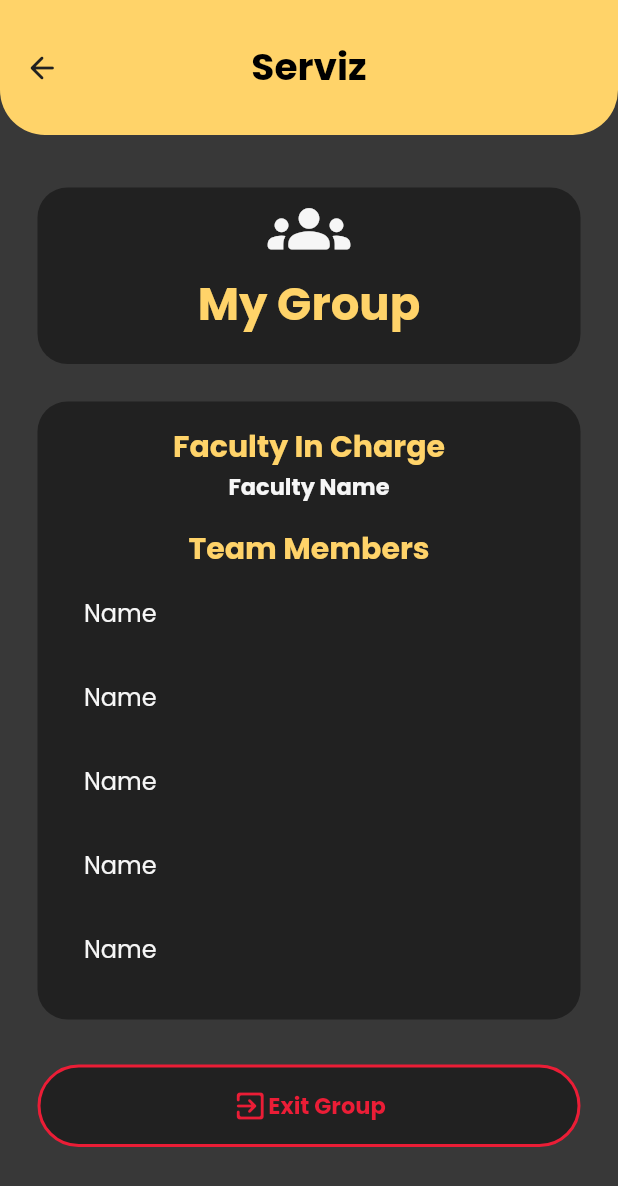
After one commit to jesi318/serviz-old, a Flutter app: the MyGroupForm screen opened by its route, on a phone screen of 412 x 824 dp. The commit adds this screen. Shown: the top 1186 px of the screen. Run offline on Flutter 3.47's test engine with Material 2 defaults, Android fonts, the phone set to English and light mode, and no system bars; drawn by our look-alikes of flutter_bounce; our stand-ins replace dotted_border, file_picker, firebase_core, get, google_fonts, percent_indicator; accounts and stored records are empty.

Commit message:
my group page created and route specified

```diff
--- a/lib/main.dart
+++ b/lib/main.dart
@@ -21,7 +21,7 @@ class MyApp extends StatelessWidget {
     return GetMaterialApp(
       debugShowCheckedModeBanner: false,
       title: 'serviz',
-      initialRoute: '/signup',
+      initialRoute: '/createjoingroup',
       getPages: appRoutes(),
     );
   }
--- a/lib/routes.dart
+++ b/lib/routes.dart
@@ -4,6 +4,7 @@ import 'package:serviz/screens/join_group_form.dart';
 import 'package:serviz/screens/create_join_group.dart';
 import 'package:serviz/screens/homepg.dart';
 import 'package:serviz/screens/login.dart';
+import 'package:serviz/screens/my_group_form.dart';
 import 'package:serviz/screens/week_form.dart';
 import 'package:serviz/screens/welcome_screen.dart';
 import 'screens/signup.dart';
@@ -23,6 +24,8 @@ appRoutes() => [
       GetPage(name: '/weekform', page: () => UploadWeekForm()),
       GetPage(name: '/login', page: () => LoginPage()),
       GetPage(name: '/signup', page: () => SignUpPage()),
+      GetPage(name: '/mygroupform', page: () => MyGroupForm()),
+
     ];
 
 class MyMiddelware extends GetMiddleware {
--- a/lib/screens/homepg.dart
+++ b/lib/screens/homepg.dart
@@ -49,9 +49,9 @@ class _HomePageState extends State<HomePage> {
                     controller: _controller,
                     physics: BouncingScrollPhysics(),
                     reverse: true,
-                    itemCount: 57,
+                    itemCount: 15,
                     itemBuilder: (context, index) {
-                      return WidgetCard(week: "Week" + '${index + 1}');
+                      return WidgetCard(week: "Week " + '${index + 1}');
                     }))
           ],
         ));
--- /dev/null
+++ b/lib/screens/my_group_form.dart
@@ -0,0 +1,163 @@
+import 'package:flutter/material.dart';
+import 'package:google_fonts/google_fonts.dart';
+import 'package:serviz/utils/colors.dart';
+import 'package:serviz/widgets/appbar.dart';
+import 'package:get/get.dart';
+import 'package:flutter_bounce/flutter_bounce.dart';
+
+class MyGroupForm extends StatefulWidget {
+  const MyGroupForm({super.key});
+
+  @override
+  State<MyGroupForm> createState() => _MyGroupFormState();
+}
+
+class _MyGroupFormState extends State<MyGroupForm> {
+  @override
+  Widget build(BuildContext context) {
+    return Scaffold(
+      backgroundColor: AppColors.grey_background,
+      appBar: MyBackAppBar(),
+      body: Column(
+        mainAxisAlignment: MainAxisAlignment.start,
+        crossAxisAlignment: CrossAxisAlignment.center,
+        children: [
+          SizedBox(
+            height: 20,
+          ),
+          Row(
+            mainAxisAlignment: MainAxisAlignment.center,
+            children: [
+              Padding(
+                padding: const EdgeInsets.all(15),
+                child: Container(
+                  height: MediaQuery.of(context).size.height * 1 / 7,
+                  width: MediaQuery.of(context).size.width - 50,
+                  decoration: BoxDecoration(
+                      color: AppColors.black_background,
+                      borderRadius: BorderRadius.circular(20)),
+                  child: Column(
+                    children: [
+                      Icon(
+                        Icons.groups_rounded,
+                        color: AppColors.white_text,
+                        size: 55,
+                      ),
+                      Text(
+                        'My Group',
+                        style: GoogleFonts.poppins(
+                            fontWeight: FontWeight.bold,
+                            fontSize: 30,
+                            color: AppColors.yellow_accent),
+                      )
+                    ],
+                  ),
+                ),
+              ),
+            ],
+          ),
+          Row(
+            mainAxisAlignment: MainAxisAlignment.center,
+            children: [
+              Padding(
+                padding: const EdgeInsets.all(10),
+                child: Container(
+                  height: MediaQuery.of(context).size.height * 1 / 2,
+                  width: MediaQuery.of(context).size.width - 50,
+                  decoration: BoxDecoration(
+                      color: AppColors.black_background,
+                      borderRadius: BorderRadius.circular(20)),
+                  child: Padding(
+                    padding: const EdgeInsets.all(15),
+                    child: Column(
+                      mainAxisAlignment: MainAxisAlignment.center,
+                      children: [
+                        Row(
+                          mainAxisAlignment: MainAxisAlignment.center,
+                          children: [
+                            Column(
+                              children: [
+                                Text(
+                                  'Faculty In Charge',
+                                  style: GoogleFonts.poppins(
+                                      fontWeight: FontWeight.bold,
+                                      fontSize: 20,
+                                      color: AppColors.yellow_accent),
+                                ),
+                                Text('Faculty Name',
+                                    style: GoogleFonts.poppins(
+                                        fontWeight: FontWeight.bold,
+                                        fontSize: 15,
+                                        color: AppColors.white_text)),
+                                SizedBox(
+                                  height: 15,
+                                ),
+                                Text(
+                                  'Team Members',
+                                  style: GoogleFonts.poppins(
+                                      fontWeight: FontWeight.bold,
+                                      fontSize: 20,
+                                      color: AppColors.yellow_accent),
+                                ),
+                              ],
+                            ),
+                          ],
+                        ),
+                        Expanded(
+                          child: ListView.builder(
+                              shrinkWrap: true,
+                              physics: const BouncingScrollPhysics(),
+                              itemCount: 6,
+                              itemBuilder: (context, index) {
+                                return ListTile(
+                                  title: Text(
+                                    'Name',
+                                    style: GoogleFonts.poppins(
+                                        color: AppColors.white_text),
+                                  ),
+                                );
+                              }),
+                        )
+                      ],
+                    ),
+                  ),
+                ),
+              ),
+            ],
+          ),
+          SizedBox(height: 20,),
+          Bounce(
+            duration: Duration(milliseconds: 110),
+            onPressed: () {
+              //What to do on pressed
+            },
+            child: Container(
+              width: MediaQuery.of(context).size.width - 50,
+              height: MediaQuery.of(context).size.height * 1 / 15,
+              decoration: BoxDecoration(
+                  borderRadius: BorderRadius.circular(30),
+                  color: AppColors.black_background,
+                  border: Border.all(color: AppColors.red_text, width: 2)),
+              child: Row(
+                mainAxisAlignment: MainAxisAlignment.center,
+                children: [
+                  Icon(
+                    Icons.exit_to_app_rounded,
+                    color: AppColors.red_text,
+                  ),
+                  Text(
+                    'Exit Group',
+                    style: GoogleFonts.poppins(
+                        color: AppColors.red_text,
+                        fontWeight: FontWeight.bold,
+                        fontSize: 15),
+                  ),
+                ],
+              ),
+            ),
+          ),
+        ],
+      ),
+    );
+  }
+}
--- a/lib/widgets/drawer/buildListItem.dart
+++ b/lib/widgets/drawer/buildListItem.dart
@@ -1,5 +1,6 @@
 import 'package:flutter/cupertino.dart';
 import 'package:flutter/material.dart';
+import 'package:get/get.dart';
 import 'package:google_fonts/google_fonts.dart';
 import 'package:serviz/utils/colors.dart';
 
@@ -71,6 +72,24 @@ Widget buildListItems(BuildContext context) {
           style: GoogleFonts.poppins(
               fontWeight: FontWeight.normal, color: AppColors.yellow_accent),
         ),
+        onTap: () {},
+      ),
+      SizedBox(
+        height: 30,
+      ),
+      ListTile(
+        leading: Icon(
+          Icons.group_work_rounded,
+          color: AppColors.yellow_accent,
+        ),
+        title: Text(
+          'My Group',
+          style: GoogleFonts.poppins(
+              fontWeight: FontWeight.normal, color: AppColors.yellow_accent),
+        ),
+        onTap: () {
+          Get.toNamed('/mygroupform');
+        },
       ),
       SizedBox(
         height: 30,
```
